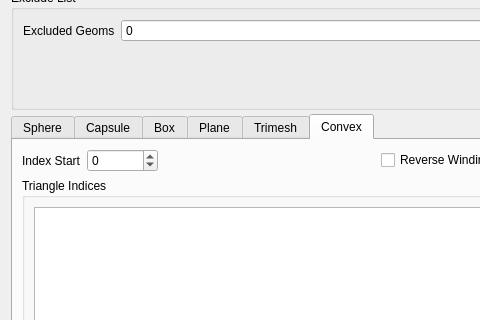
This is GaitSymQt/DialogGeoms.ui in wol101/GaitSym5 as Qt 5 draws it before an edit; both pictures show x 0 to 480 and y 300 to 620 of the 1002 by 884 pixel window. The edited form follows.
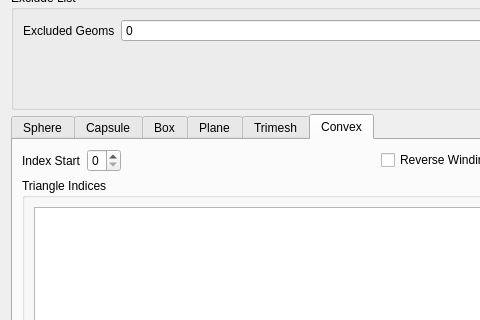
This is the edited form. The open tabs and pages were chosen to show the change. Custom widgets are drawn as their Qt base class.

Patch:
```diff
--- a/GaitSymQt/DialogGeoms.ui
+++ b/GaitSymQt/DialogGeoms.ui
@@ -514,10 +514,10 @@
            <item row="0" column="1">
             <widget class="QSpinBox" name="spinBoxIndexStartConvex">
              <property name="minimum">
-              <number>-999999</number>
+              <number>0</number>
              </property>
              <property name="maximum">
-              <number>999999</number>
+              <number>1</number>
              </property>
             </widget>
            </item>
```
Left out of the diff: 6 changed lines with no effect on the pictures.
